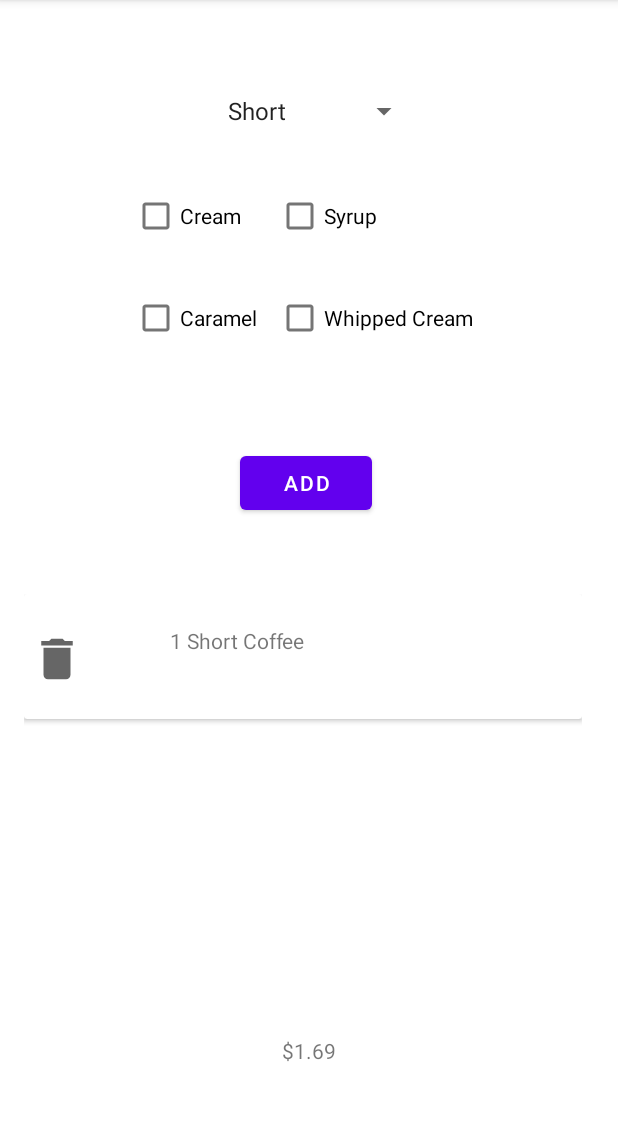
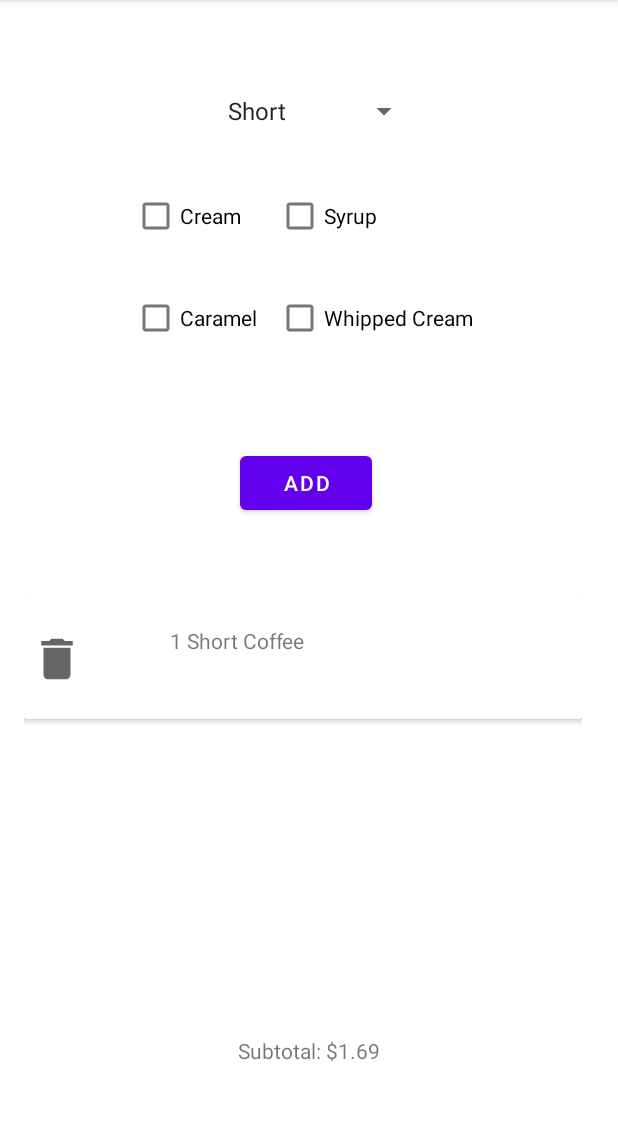
Before and after one commit to MarkHolleran/RUCafe-2, an Android app: the coffee_order screen opened directly, with no data from a screen before it, after a tap on "ADD", on a phone screen of 412 x 824 dp, the part 84-1205 px from its top. Run offline under Robolectric (Android 15) with nearby library versions, the phone set to English and light mode, and no system bars.

Commit message:
pleaseBRUH
PLEASE WORK

```diff
--- a/app/src/main/java/com/rutgers/rucafe/MainActivity.java
+++ b/app/src/main/java/com/rutgers/rucafe/MainActivity.java
@@ -21,10 +21,8 @@ public class MainActivity extends AppCompatActivity {
         super.onCreate(savedInstanceState);
         setContentView(R.layout.activity_main);
 
-
         this.donutOrderButton = findViewById(R.id.OrderDonutButton);
         donutOrderButton.setOnClickListener(new View.OnClickListener(){
-
 
             @Override
             public void onClick(View v){
--- a/app/src/main/java/com/rutgers/rucafe/coffee_order.java
+++ b/app/src/main/java/com/rutgers/rucafe/coffee_order.java
@@ -71,7 +71,7 @@ public class coffee_order extends AppCompatActivity implements AdapterView.OnIte
         caramel = findViewById(R.id.caramelCoffee);
         whippedCream = findViewById(R.id.whippedCreamCoffee);
         subtotal = findViewById(R.id.coffeeSubTotal);
-        subtotal.setText(String.format("$"+"%.2f", coffeeOrders.orderPrice()));
+        subtotal.setText(String.format("Subtotal: $"+"%.2f", coffeeOrders.orderPrice()));
     }
 
     private void updateBalance(){
@@ -79,7 +79,7 @@ public class coffee_order extends AppCompatActivity implements AdapterView.OnIte
         for(MenuItem items: coffeeOrders.getOrder()){
             sum += items.itemPrice();
         }
-        subtotal.setText(String.format("$"+"%.2f", coffeeOrders.orderPrice()));
+        subtotal.setText(String.format("Subtotal: $"+"%.2f", coffeeOrders.orderPrice()));
         coffeeAdapter.notifyDataSetChanged();
     }
 
@@ -111,7 +111,6 @@ public class coffee_order extends AppCompatActivity implements AdapterView.OnIte
         duplicateDonutFound = false;
 
 
-
         System.out.println(item.toString());
 
         //private CheckBox cream;
@@ -124,11 +123,10 @@ public class coffee_order extends AppCompatActivity implements AdapterView.OnIte
         caramel.setChecked(false);
         whippedCream.setChecked(false);
         spinner.setSelection(0);
+
     }
 
     private void checkToppings(ArrayList<String> toppings){
-        System.out.println("Toppings before: "+ toppings);
-        //toppings.clear();
         toppings.remove(CREAM);
         toppings.remove(SYRUP);
         toppings.remove(CARAMEL);
@@ -146,7 +144,6 @@ public class coffee_order extends AppCompatActivity implements AdapterView.OnIte
         if(whippedCream.isChecked()){
             toppings.add(WHIPPEDCREAM);
         }
-        System.out.println("Toppings After: " + toppings);
     }
 
 
```
Also changed, not shown: app/src/main/res/values/strings.xml (+7 -0 lines).
